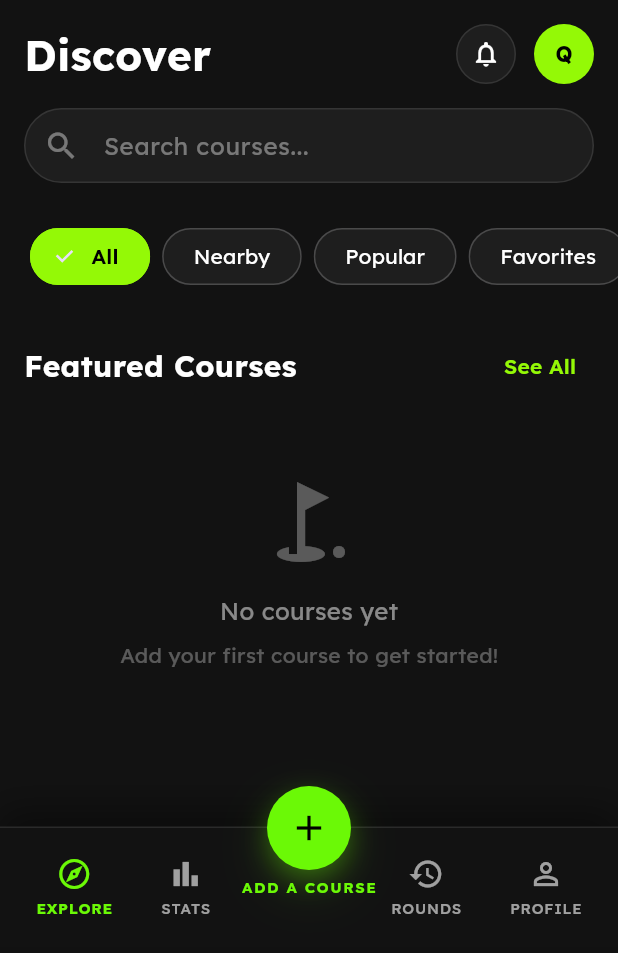
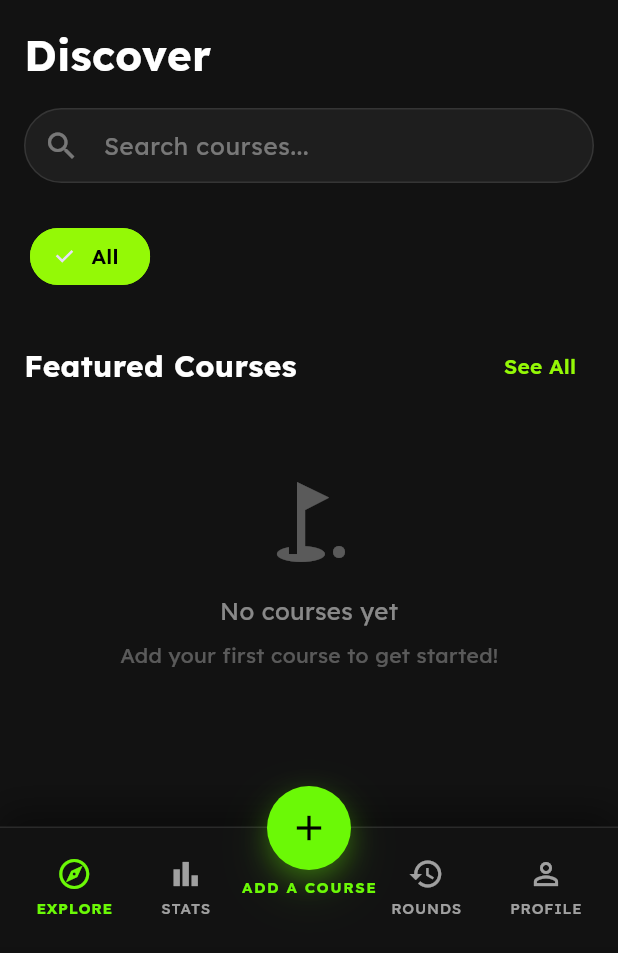
Before and after one commit to RobinVaga/discpro, a Flutter app: the HomePage screen opened by its route, on a phone screen of 412 x 824 dp. Shown: the top 953 px of the screen. Run offline on Flutter 3.47's test engine with Material 3 defaults, Android fonts, the phone set to English and light mode, and no system bars; our stand-ins replace font_awesome_flutter, google_fonts, sqflite, sqflite_common_ffi; accounts and stored records are empty.

Commit message:
Remove unused icon buttons and filter chips from home page

```diff
--- a/lib/screens/home_page.dart
+++ b/lib/screens/home_page.dart
@@ -79,13 +79,6 @@ class _HomePageState extends State<HomePage> {
                                     'Discover',
                                     style: TextStyle(fontSize: 28, fontWeight: FontWeight.bold, color: Colors.white),
                                   ),
-                                  Row(
-                                    children: [
-                                      _iconButton(Icons.notifications_outlined),
-                                      const SizedBox(width: 12),
-                                      _buildAvatar(),
-                                    ],
-                                  ),
                                 ],
                               ),
                             ),
@@ -106,9 +99,6 @@ class _HomePageState extends State<HomePage> {
                                 padding: const EdgeInsets.symmetric(horizontal: 20),
                                 children: [
                                   _filterChip('All', isSelected: true),
-                                  _filterChip('Nearby'),
-                                  _filterChip('Popular'),
-                                  _filterChip('Favorites'),
                                 ],
                               ),
                             ),
```
